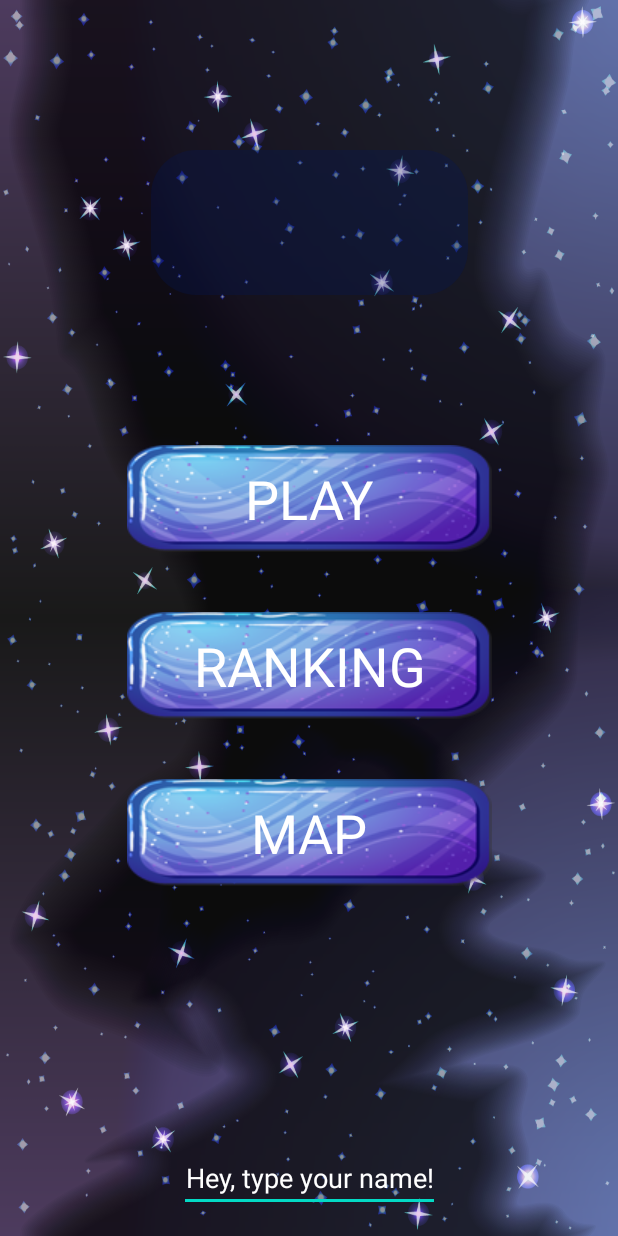
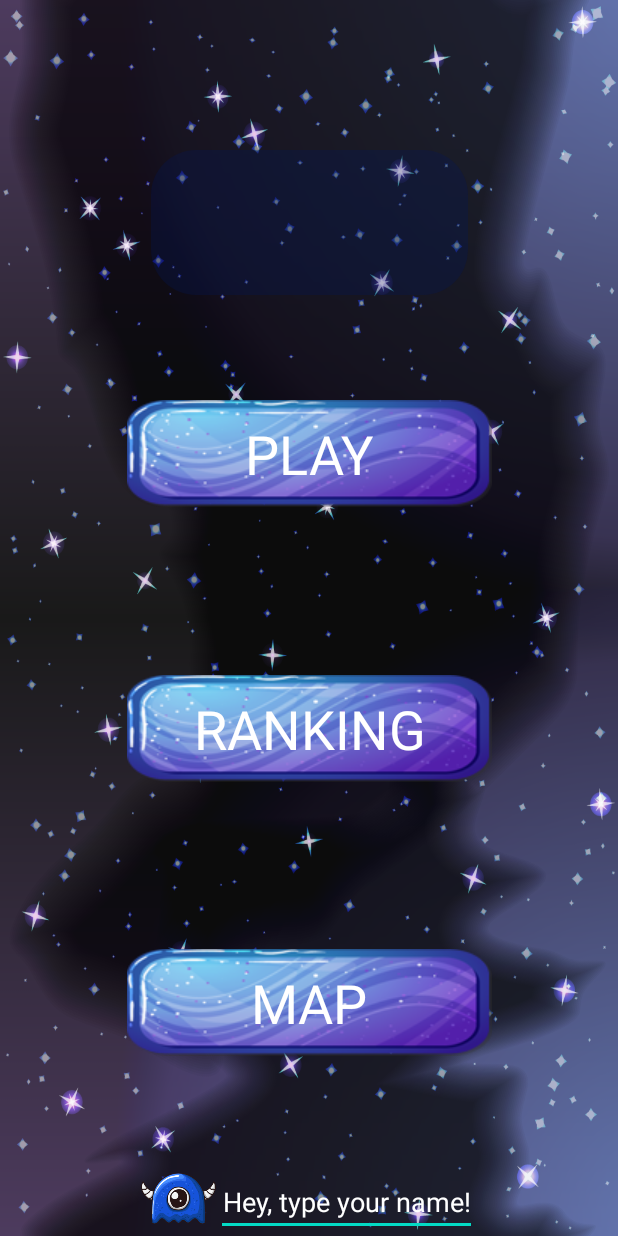
Before and after one commit to pinygod/Arkanoid_Game_lab, an Android app: the screen it shows after launch (MenuActivity), on a phone screen of 412 x 824 dp. Run offline under Robolectric (Android 15) with nearby library versions, the light colour scheme and no system bars; our stand-ins replace data binding; libraries missing offline, so code that uses them is left out: android.text; Roboto replaces fonts that are not available here.

Commit message:
MVVM switch. Minor fixes again...

```diff
--- a/app/src/main/java/com/example/arkanoid_game/RankingRepository.kt
+++ b/app/src/main/java/com/example/arkanoid_game/RankingRepository.kt
@@ -5,6 +5,7 @@ import android.content.Context
 import androidx.lifecycle.MutableLiveData
 import com.example.arkanoid_game.data.RankingItem
 import com.example.arkanoid_game.data.SessionResult
+import com.example.arkanoid_game.ui.menu.MenuModel
 import com.google.firebase.firestore.FirebaseFirestore
 import io.nlopez.smartlocation.SmartLocation
 
@@ -34,9 +35,7 @@ class RankingRepository(private val activity: Activity) {
     fun pushScore(score: Int) {
         SmartLocation.with(activity).location().start { location ->
             val taskData = HashMap<String, Any>()
-            val username =
-                activity.getSharedPreferences(Constants.APP_PREF_KEY, Context.MODE_PRIVATE)
-                    .getString(Constants.USERNAME_KEY, "")!!
+            val username = MenuModel().getUsername(activity)!!
             taskData["name"] = username
             taskData["result"] = SessionResult(
                 score,
--- /dev/null
+++ b/app/src/main/res/drawable/profile_image_shape.xml
@@ -0,0 +1,5 @@
+<?xml version="1.0" encoding="utf-8"?>
+<shape xmlns:android="http://schemas.android.com/apk/res/android"
+    android:shape="oval">
+<corners android:radius="30dp"></corners>
+</shape>
--- a/app/src/main/res/layout/activity_menu.xml
+++ b/app/src/main/res/layout/activity_menu.xml
@@ -48,10 +48,11 @@
 
         <ImageButton
             android:id="@+id/playButton"
-            style="@style/button_style"
+            style="@style/Widget.AppCompat.ImageButton"
             android:layout_width="wrap_content"
             android:layout_height="wrap_content"
-            android:layout_marginTop="80dp"
+            android:layout_marginTop="60dp"
+            android:backgroundTint="#00FFFFFF"
             android:text="@string/play"
             app:layout_constraintEnd_toEndOf="parent"
             app:layout_constraintStart_toStartOf="parent"
@@ -79,12 +80,13 @@
             android:elevation="10dp"
             android:fontFamily="@font/bubblegum_sans"
             android:text="@string/ranking"
+            android:textAlignment="center"
             android:textColor="#FFFFFF"
             android:textSize="36sp"
             app:layout_constraintBottom_toBottomOf="@+id/rankingButton"
             app:layout_constraintEnd_toEndOf="@+id/rankingButton"
             app:layout_constraintStart_toStartOf="@+id/rankingButton"
-            app:layout_constraintTop_toBottomOf="@+id/playButton" />
+            app:layout_constraintTop_toTopOf="@+id/rankingButton" />
 
         <TextView
             android:id="@+id/textView5"
@@ -98,49 +100,75 @@
             app:layout_constraintBottom_toBottomOf="@+id/mapButton"
             app:layout_constraintEnd_toEndOf="@+id/mapButton"
             app:layout_constraintStart_toStartOf="@+id/mapButton"
-            app:layout_constraintTop_toBottomOf="@+id/rankingButton" />
+            app:layout_constraintTop_toTopOf="@+id/mapButton" />
 
         <ImageButton
             android:id="@+id/rankingButton"
-            style="@style/button_style"
+            style="@style/Widget.AppCompat.ImageButton"
             android:layout_width="wrap_content"
             android:layout_height="wrap_content"
+            android:backgroundTint="#00FFFFFF"
             android:text="@string/ranking"
+            app:layout_constraintBottom_toTopOf="@+id/mapButton"
             app:layout_constraintEnd_toEndOf="@+id/playButton"
-            app:layout_constraintHorizontal_bias="0.0"
             app:layout_constraintStart_toStartOf="@+id/playButton"
             app:layout_constraintTop_toBottomOf="@+id/playButton"
             app:srcCompat="@drawable/blue_btn2" />
 
         <ImageButton
             android:id="@+id/mapButton"
-            style="@style/button_style"
+            style="@style/Widget.AppCompat.ImageButton"
             android:layout_width="wrap_content"
             android:layout_height="wrap_content"
+            android:layout_marginBottom="60dp"
+            android:backgroundTint="#00FFFFFF"
             android:text="@string/map"
+            app:layout_constraintBottom_toTopOf="@+id/profileCard"
             app:layout_constraintEnd_toEndOf="parent"
             app:layout_constraintStart_toStartOf="parent"
-            app:layout_constraintTop_toBottomOf="@+id/rankingButton"
             app:srcCompat="@drawable/blue_btn2" />
+
+        <androidx.cardview.widget.CardView
+            android:id="@+id/profileCard"
+            android:layout_width="wrap_content"
+            android:layout_height="wrap_content"
+            android:background="#00FFFFFF"
+            android:backgroundTint="#00FFFFFF"
+            app:cardElevation="0dp"
+            app:cardMaxElevation="0dp"
+            app:layout_constraintBottom_toBottomOf="parent"
+            app:layout_constraintEnd_toEndOf="parent"
+            app:layout_constraintStart_toStartOf="parent">
+
+            <androidx.constraintlayout.widget.ConstraintLayout
+                android:layout_width="wrap_content"
+                android:layout_height="wrap_content">
+
+                <ImageView
+                    android:id="@+id/profileImage"
+                    android:layout_width="50dp"
+                    android:layout_height="50dp"
+                    app:layout_constraintBottom_toBottomOf="parent"
+                    app:layout_constraintStart_toStartOf="parent"
+                    app:layout_constraintTop_toTopOf="parent"
+                    app:srcCompat="@drawable/m2" />
 
                 <EditText
                     android:id="@+id/userNickname"
                     android:layout_width="wrap_content"
                     android:layout_height="wrap_content"
-            android:layout_marginStart="16dp"
-            android:layout_marginEnd="16dp"
-            android:layout_marginBottom="16dp"
                     android:fontFamily="@font/aldrich"
                     android:hint="@string/type_name_hint"
                     android:inputType="textPersonName"
+                    android:text="@{username}"
                     android:textAlignment="center"
                     android:textColor="#FFFFFF"
                     android:textColorHint="#FFFFFF"
                     android:textSize="18sp"
                     app:layout_constraintBottom_toBottomOf="parent"
-            app:layout_constraintEnd_toEndOf="parent"
-            app:layout_constraintStart_toStartOf="parent"
-            android:text="@{username}"/>
+                    app:layout_constraintStart_toEndOf="@+id/profileImage" />
+            </androidx.constraintlayout.widget.ConstraintLayout>
+        </androidx.cardview.widget.CardView>
 
     </androidx.constraintlayout.widget.ConstraintLayout>
 </layout>
--- a/app/src/main/res/values/colors.xml
+++ b/app/src/main/res/values/colors.xml
@@ -7,5 +7,5 @@
     <color name="teal_700">#FF018786</color>
     <color name="black">#FF000000</color>
     <color name="white">#FFFFFFFF</color>
-    <color name="game_blue">#5A6AFF</color>
+    <color name="game_blue">#5078DC</color>
 </resources>
```
Also changed, not shown: app/src/main/java/com/example/arkanoid_game/gameview/GameView.kt (+34 -75 lines), app/src/main/java/com/example/arkanoid_game/ui/game/GameActivity.kt (+13 -15 lines), app/src/main/java/com/example/arkanoid_game/ui/game/GameViewModel.kt (added, +47 -0 lines), app/src/main/java/com/example/arkanoid_game/ui/menu/MenuActivity.kt (+14 -6 lines), app/src/main/res/drawable/game_bg.jpg. Lines whose indentation alone changed are shown as unchanged.
